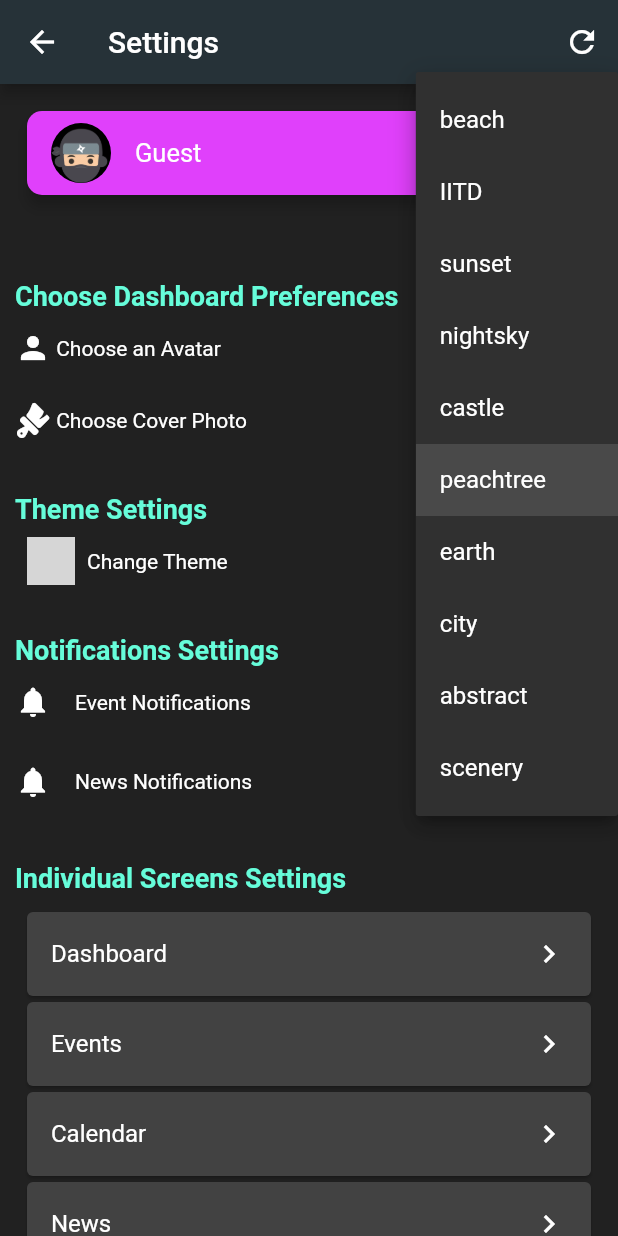
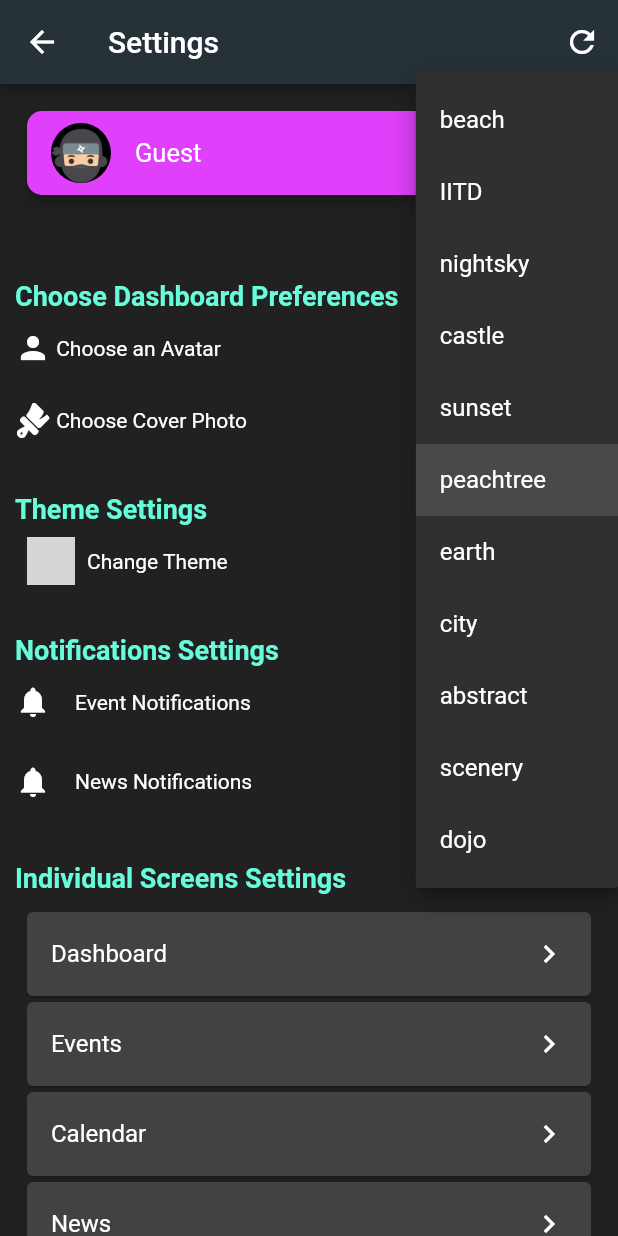
Before and after one commit to devclub-iitd/IITDApp, a Flutter app: the SettingsScreen screen opened by its route, after a tap on "peachtree", on a phone screen of 412 x 824 dp. Run offline on Flutter 3.47's test engine with Material 2 defaults, Android fonts, the phone set to English and light mode, and no system bars; drawn by our look-alikes of flare_flutter; our stand-ins replace auto_size_text, cached_network_image, carousel_slider, datetime_picker_formfield, expandable, firebase_analytics and 28 more; missing offline and left inert: back_button_interceptor, corsac_jwt, device_calendar, flutter_webview_plugin, pedantic; accounts and stored records are empty; grey boxes are pictures that could not be loaded.

Commit message:
Play Store Production Release Ready

```diff
--- a/lib/main.dart
+++ b/lib/main.dart
@@ -13,6 +13,7 @@ import 'package:IITDAPP/values/colors/colors.dart';
 import 'package:IITDAPP/values/colors/darkColors.dart';
 import 'package:IITDAPP/push_notifications.dart';
 import 'package:firebase_core/firebase_core.dart';
+import 'package:flutter_dotenv/flutter_dotenv.dart';
 
 // import 'package:global_configuration/global_configuration.dart';
 // import 'package:syncfusion_flutter_core/core.dart';
@@ -41,7 +42,7 @@ void main() async {
   unawaited(initialisePreferences());
   clear();
   await Firebase.initializeApp();
-
+  await dotenv.load(fileName: ".env");
   initializeAnalytics();
 
   runApp(MultiProvider(providers: [
--- a/lib/values/Constants.dart
+++ b/lib/values/Constants.dart
@@ -128,8 +128,8 @@ void RNG(var randomNumber) {
 var avatars = {
   // 'anime': xyz,
   'origami': 'assets/images/origami.png',
-  'man': 'assets/images/man2.jpg',
-  'woman': 'assets/images/woman.jpeg',
+  'man': 'assets/avatars/man2.jpg',
+  'woman': 'assets/avatars/woman2.png',
   'scenery': 'assets/images/scenery.png',
   'dog': 'assets/avatars/dog.jpg',
   'cat': 'assets/avatars/cat.jpg',
@@ -167,15 +167,15 @@ var backgroundimages = {
 //   'peachtree': 'assets/bg/5.jpg',
   'beach': 'assets/bg/1.jpg',
   'IITD': 'assets/bg/2.jpeg',
+  'nightsky': 'assets/bg/nightsky2.jpg',
+  'castle': 'assets/bg/castle.jpg',
   'sunset': 'assets/bg/3.jpg',
-  'nightsky': 'assets/bg/nightsky2.jpg',
-  'castle': 'assets/bg/4.jpg',
   'peachtree': 'assets/bg/5.jpg',
-  // 'nightsky': 'assets/bg/6.jpeg',
   'earth': 'assets/bg/earth.jpg',
   'city': 'assets/bg/city.jpg',
   'abstract': 'assets/bg/abstract.jpg',
   'scenery': 'assets/bg/scenery.jpg',
+  'dojo': 'assets/bg/dojo.jpg',
 };
 
 var bgimage = backgroundimages['IITD'];
--- a/pubspec.yaml
+++ b/pubspec.yaml
@@ -15,7 +15,7 @@ publish_to: "none" # Remove this line if you wish to publish to pub.dev
 # In iOS, build-name is used as CFBundleShortVersionString while build-number used as CFBundleVersion.
 # Read more about iOS versioning at
 # https://developer.apple.com/library/archive/documentation/General/Reference/InfoPlistKeyReference/Articles/CoreFoundationKeys.html
-version: 0.6.0+21
+version: 0.9.5+22
 
 environment:
   sdk: ">=2.7.0 <3.0.0"
@@ -84,6 +84,8 @@ dependencies:
   flare_flutter: ^3.0.2
   flushbar: ^1.10.4
   package_info: ^2.0.2
+  flutter_dotenv: ^5.0.2
+
 
   # calendarnotificationprovider: ^0.0.3
   firebase_core:
@@ -118,6 +120,7 @@ flutter:
     - assets/maps/
     - assets/privacy-policy.html
     - assets/release-notes.html
+    - .env
   # The following line ensures that the Material Icons font is
   # included with your application, so that you can use the icons in
   # the material Icons class.
```
Also changed, not shown: lib/modules/login/userlogin/login_page.dart (+4 -4 lines), assets/avatars/woman2.png (added), assets/bg/castle.jpg (added), assets/bg/dojo.jpg (added), pubspec.lock.
